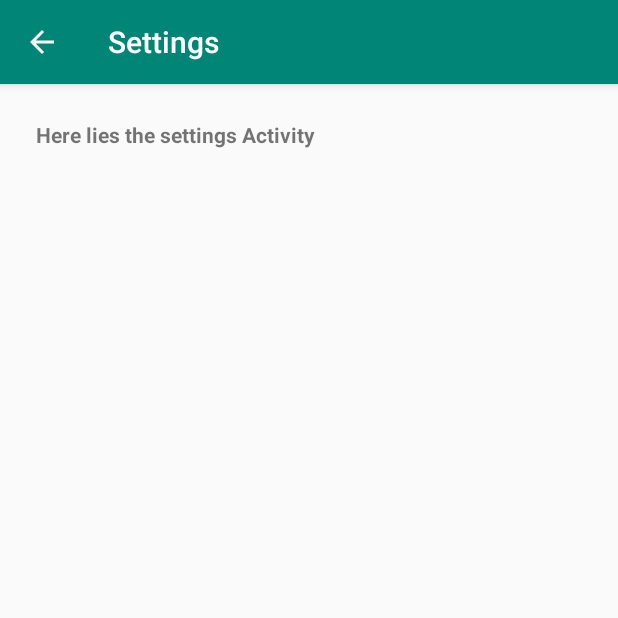
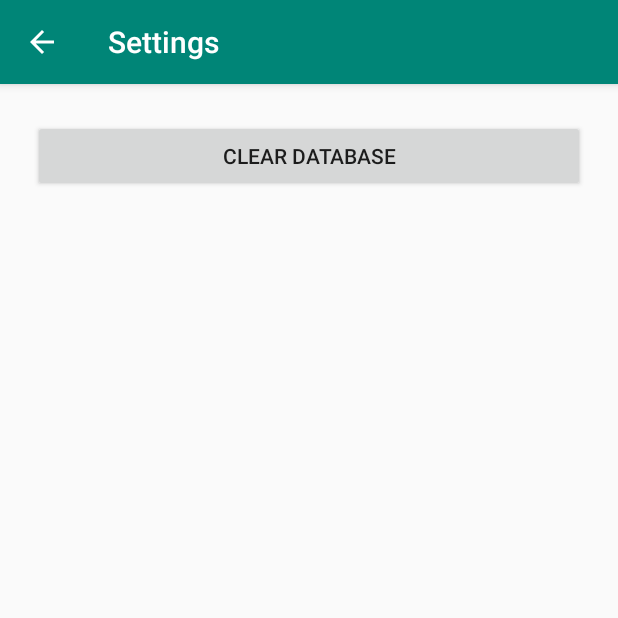
Before and after one commit to Dalyer/Amelioration, an Android app: the SettingsActivity screen opened directly, with no data from a screen before it, on a phone screen of 412 x 824 dp, the top half of it. Run offline under Robolectric (Android 15) with nearby library versions, the phone set to English and light mode, and no system bars.

Commit message:
added clear database button and alert to settings

```diff
--- a/app/src/main/res/layout/activity_settings.xml
+++ b/app/src/main/res/layout/activity_settings.xml
@@ -6,14 +6,16 @@
     android:layout_height="match_parent"
     tools:context=".SettingsActivity">
 
-    <TextView
-        android:id="@+id/settings_placeholder"
-        android:layout_width="wrap_content"
+    <Button
+        android:id="@+id/button"
+        android:layout_width="368dp"
         android:layout_height="wrap_content"
         android:layout_marginStart="24dp"
         android:layout_marginTop="24dp"
-        android:text="@string/settings_text_placeholder"
-        android:textStyle="bold"
+        android:layout_marginEnd="24dp"
+        android:text="Clear Database"
+        android:onClick="clearDatabase"
+        app:layout_constraintEnd_toEndOf="parent"
         app:layout_constraintStart_toStartOf="parent"
         app:layout_constraintTop_toTopOf="parent" />
 </android.support.constraint.ConstraintLayout>
```
Also changed, not shown: app/src/main/java/com/example/david/amelioration/SettingsActivity.java (+27 -0 lines).
